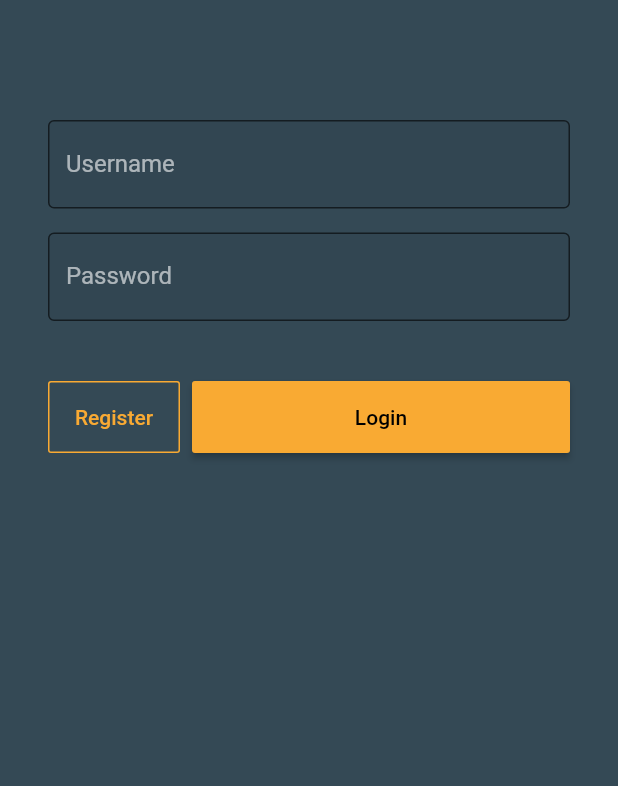
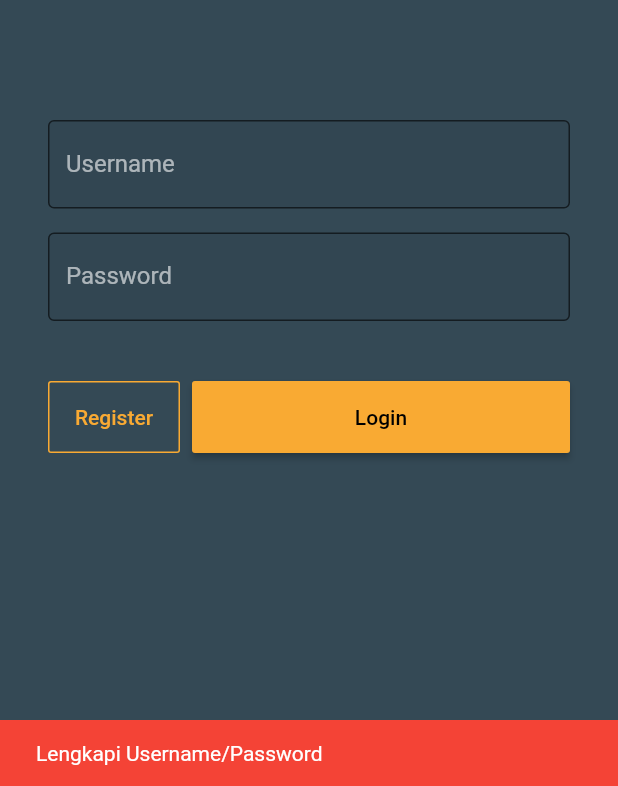
Before and after one commit to sampurnoaji/mobile-momobill, a Flutter app: the screen it shows after launch, after a tap on "Login", on a phone screen of 412 x 824 dp, the part 450-1236 px from its top. Run offline on Flutter 3.47's test engine with Material 2 defaults, Android fonts, the phone set to English and light mode, and no system bars; our stand-ins replace bloc, dartz, data_connection_checker, dio, equatable, flutter_bloc and 3 more; network calls fail.

```diff
--- /dev/null
+++ b/assets/login_response.json
@@ -0,0 +1,3 @@
+{
+  "token": "nfoein3489rh32tub493t"
+}
--- a/lib/features/login/login_injection.dart
+++ b/lib/features/login/login_injection.dart
@@ -13,6 +13,6 @@ class LoginInjection {
 
     // Data sources
     sl.registerLazySingleton<LoginRemoteDataSource>(
-        () => LoginRemoteDataSourceImpl(client: sl()));
+        () => LoginRemoteDataSourceImpl(helper: sl()));
   }
 }
--- a/lib/features/login/presentation/bloc/login_bloc.dart
+++ b/lib/features/login/presentation/bloc/login_bloc.dart
@@ -3,10 +3,7 @@ import 'dart:async';
 import 'package:bloc/bloc.dart';
 import 'package:equatable/equatable.dart';
 import 'package:flutter/material.dart';
-import 'package:formz/formz.dart';
 import 'package:momobill/core/error/failures.dart';
-import 'package:momobill/features/login/data/models/password.dart';
-import 'package:momobill/features/login/data/models/username.dart';
 import 'package:momobill/features/login/domain/usecases/login_usecase.dart';
 
 part 'login_event.dart';
@@ -15,63 +12,36 @@ part 'login_state.dart';
 class LoginBloc extends Bloc<LoginEvent, LoginState> {
   final LoginUseCase loginUseCase;
 
-  LoginBloc({@required LoginUseCase loginUseCase})
-      : assert(loginUseCase != null),
-        this.loginUseCase = loginUseCase,
-        super(const LoginState());
+  LoginBloc({this.loginUseCase}) : super(null);
 
   @override
   Stream<LoginState> mapEventToState(LoginEvent event) async* {
-    if (event is LoginUsernameChanged) {
-      yield _mapUsernameChangedToState(event, state);
-    } else if (event is LoginPasswordChanged) {
-      yield _mapPasswordChangedToState(event, state);
-    } else if (event is LoginSubmitted) {
-      yield* _mapLoginSubmittedToState(event, state);
+    if (event is LoginSubmitted) {
+      yield LoginLoading();
+      if (event.username == null ||
+          event.username.isEmpty ||
+          event.password == null ||
+          event.password.isEmpty) {
+        yield LoginFailure(message: 'Lengkapi Username/Password');
+      } else {
+        yield* _mapLoginSubmittedToState(event);
+      }
     }
-  }
-
-  LoginState _mapUsernameChangedToState(
-    LoginUsernameChanged event,
-    LoginState state,
-  ) {
-    final username = Username.dirty(event.username);
-    return state.copyWith(
-      username: username,
-      status: Formz.validate([state.password, username]),
-    );
-  }
-
-  LoginState _mapPasswordChangedToState(
-    LoginPasswordChanged event,
-    LoginState state,
-  ) {
-    final password = Password.dirty(event.password);
-    return state.copyWith(
-      password: password,
-      status: Formz.validate([password, state.username]),
-    );
   }
 
   Stream<LoginState> _mapLoginSubmittedToState(
     LoginSubmitted event,
-    LoginState state,
   ) async* {
-    if (state.status.isValidated) {
-      yield LoginLoading();
-      yield state.copyWith(status: FormzStatus.submissionInProgress);
       try {
-        final result = await loginUseCase(Params(
-            username: state.username.value, password: state.password.value));
+        final result = await loginUseCase(
+            Params(username: event.username, password: event.password));
         yield result.fold(
-            (l) => LoginFailure(message: _mapFailureToMessage(l)),
-            (r) => LoginSuccess());
-        yield state.copyWith(status: FormzStatus.submissionFailure);
-      } on Exception catch (_) {
-        yield LoginFailure(message: UNKNOWN_FAILURE_MESSAGE);
-        yield state.copyWith(status: FormzStatus.submissionFailure);
+          (l) => LoginFailure(message: _mapFailureToMessage(l)),
+          (r) => LoginSuccess(),
+        );
+      } on Exception catch (e) {
+        yield LoginFailure(message: e.toString());
       }
-    }
   }
 
   String _mapFailureToMessage(Failure failure) {
--- a/lib/features/login/presentation/bloc/login_event.dart
+++ b/lib/features/login/presentation/bloc/login_event.dart
@@ -26,5 +26,8 @@ class LoginPasswordChanged extends LoginEvent {
 }
 
 class LoginSubmitted extends LoginEvent {
-  const LoginSubmitted();
+  final String username;
+  final String password;
+
+  LoginSubmitted(this.username, this.password);
 }
--- a/lib/features/login/presentation/bloc/login_state.dart
+++ b/lib/features/login/presentation/bloc/login_state.dart
@@ -1,30 +1,8 @@
 part of 'login_bloc.dart';
 
-class LoginState extends Equatable {
-  const LoginState({
-    this.status = FormzStatus.pure,
-    this.username = const Username.pure(),
-    this.password = const Password.pure(),
-  });
-
-  final FormzStatus status;
-  final Username username;
-  final Password password;
-
-  LoginState copyWith({
-    FormzStatus status,
-    Username username,
-    Password password,
-  }) {
-    return LoginState(
-      status: status ?? this.status,
-      username: username ?? this.username,
-      password: password ?? this.password,
-    );
-  }
-
+abstract class LoginState extends Equatable {
   @override
-  List<Object> get props => [status, username, password];
+  List<Object> get props => [];
 }
 
 class LoginLoading extends LoginState {}
--- a/lib/features/login/presentation/pages/login_page.dart
+++ b/lib/features/login/presentation/pages/login_page.dart
@@ -22,21 +22,22 @@ class _LoginPageState extends State<LoginPage> {
 }
 
 class LoginForm extends StatelessWidget {
+  final _usernameInputFocusNode = FocusNode();
+  final _passwordInputFocusNode = FocusNode();
+  String _username;
+  String _password;
+
   @override
   Widget build(BuildContext context) {
     return BlocListener<LoginBloc, LoginState>(
         listener: (context, state) {
           if (state is LoginLoading) {
-            // showLoadingIndicator(context);
-            Navigator.pushReplacementNamed(context, ROUTE_HOME);
+            showLoadingIndicator(context);
           } else if (state is LoginFailure) {
             hideOpenDialog(context);
-            Scaffold.of(context)
-              ..hideCurrentSnackBar()
-              ..showSnackBar(
-                SnackBar(content: Text(state.message)),
-              );
+            errorSnackBar(context, state.message);
           } else if (state is LoginSuccess) {
+            hideOpenDialog(context);
             Navigator.pushReplacementNamed(context, ROUTE_HOME);
           }
         },
@@ -49,91 +50,52 @@ class LoginForm extends StatelessWidget {
                 mainAxisSize: MainAxisSize.max,
                 mainAxisAlignment: MainAxisAlignment.center,
                 children: [
-                  Icon(Icons.motorcycle_outlined, color: Colors.white, size: 50),
+                  Icon(Icons.motorcycle_outlined,
+                      color: Colors.white, size: 50),
                   Text(
                     'MoMoBill',
                     style: TextStyle(color: Colors.white, fontSize: 24),
                   ),
                   SizedBox(height: 80),
-                  _UsernameInput(),
-                  SizedBox(height: 16),
-                  _PasswordInput(),
-                  SizedBox(height: 40),
-                  _ButtonBar(),
-                ],
-              ),
-            ),
-          ),
-        ));
-  }
-}
-
-class _UsernameInput extends StatelessWidget {
-  final _usernameFocusNode = FocusNode();
-
-  @override
-  Widget build(BuildContext context) {
-    return BlocBuilder<LoginBloc, LoginState>(
-      builder: (context, state) {
-        return TextFormField(
-          onChanged: (username) => BlocProvider.of<LoginBloc>(context)
-              .add(LoginUsernameChanged(username)),
+                  // _UsernameInput(),
+                  TextFormField(
+                    onChanged: (username) => _username = username,
                     style: TextStyle(color: Colors.white),
                     decoration: InputDecoration(
                         filled: true,
                         border: OutlineInputBorder(),
                         focusedBorder: OutlineInputBorder(
-                  borderSide: BorderSide(width: 2, color: Colors.white)),
+                            borderSide:
+                                BorderSide(width: 2, color: Colors.white)),
                         labelText: 'Username',
-              labelStyle: TextStyle(color: Colors.white60),
-              errorText: state.username.invalid ? 'invalid username' : null),
-          focusNode: _usernameFocusNode,
-        );
-      },
-    );
-  }
-}
-
-class _PasswordInput extends StatelessWidget {
-  final _passwordFocusNode = FocusNode();
-  final _unfocusedColor = Colors.grey[600];
-  @override
-  Widget build(BuildContext context) {
-    return BlocBuilder<LoginBloc, LoginState>(
-      builder: (context, state) {
-        return TextFormField(
-          onChanged: (password) => BlocProvider.of<LoginBloc>(context)
-              .add(LoginPasswordChanged(password)),
+                        labelStyle: TextStyle(color: Colors.white60)),
+                    focusNode: _usernameInputFocusNode,
+                  ),
+                  SizedBox(height: 16),
+                  TextFormField(
+                    onChanged: (password) => _password = password,
                     style: TextStyle(color: Colors.white),
                     decoration: InputDecoration(
                         filled: true,
                         border: OutlineInputBorder(),
                         focusedBorder: OutlineInputBorder(
-                  borderSide: BorderSide(width: 2, color: Colors.white)),
+                            borderSide:
+                                BorderSide(width: 2, color: Colors.white)),
                         labelText: 'Password',
-              labelStyle: TextStyle(color: Colors.white60),
-              errorText: state.username.invalid ? 'invalid password' : null),
-          focusNode: _passwordFocusNode,
+                        labelStyle: TextStyle(color: Colors.white60)),
+                    focusNode: _passwordInputFocusNode,
                     obscureText: true,
-        );
-      },
-    );
-  }
-}
-
-class _ButtonBar extends StatelessWidget {
-  @override
-  Widget build(BuildContext context) {
-    return BlocBuilder<LoginBloc, LoginState>(
-      builder: (context, state) {
-        return Row(
+                  ),
+                  SizedBox(height: 40),
+                  Row(
                     children: [
                       OutlineButton(
                         padding: EdgeInsets.all(16),
-              borderSide:
-                  BorderSide(width: 1, color: Theme.of(context).accentColor),
+                        borderSide: BorderSide(
+                            width: 1, color: Theme.of(context).accentColor),
                         child: Text('Register',
-                  style: TextStyle(color: Theme.of(context).accentColor)),
+                            style: TextStyle(
+                                color: Theme.of(context).accentColor)),
                         onPressed: () {
                           Navigator.pushNamed(context, ROUTE_TRIVIA);
                         },
@@ -147,13 +109,16 @@ class _ButtonBar extends StatelessWidget {
                           textTheme: ButtonTextTheme.primary,
                           onPressed: () {
                             BlocProvider.of<LoginBloc>(context)
-                      .add(const LoginSubmitted());
+                                .add(LoginSubmitted(_username, _password));
                           },
                         ),
                       ),
                     ],
-        );
-      },
-    );
+                  )
+                ],
+              ),
+            ),
+          ),
+        ));
   }
 }
--- a/lib/injection_container.dart
+++ b/lib/injection_container.dart
@@ -1,6 +1,7 @@
 import 'package:data_connection_checker/data_connection_checker.dart';
 import 'package:get_it/get_it.dart';
 import 'package:http/http.dart';
+import 'package:momobill/core/network/api/api_base_helper.dart';
 import 'package:momobill/core/network/dio.dart';
 import 'package:momobill/core/network/network_info.dart';
 import 'package:momobill/core/presentation/util/input_converter.dart';
@@ -23,6 +24,7 @@ Future<void> init() async {
   sl.registerLazySingleton(() => Client());
   sl.registerLazySingleton(() => DataConnectionChecker());
   sl.registerLazySingleton(() => getDio());
+  sl.registerLazySingleton(() => ApiBaseHelper());
 
   // Features
   AuthenticationInjection.setupServiceLocator(sl);
--- a/pubspec.yaml
+++ b/pubspec.yaml
@@ -62,7 +62,8 @@ flutter:
   # included with your application, so that you can use the icons in
   # the material Icons class.
   uses-material-design: true
-
+  assets:
+    - login_response.json
   # To add assets to your application, add an assets section, like this:
   # assets:
   #   - images/a_dot_burr.jpeg
```
Also changed, not shown: assets/vehicle_types.json (added, +17 -0 lines), lib/core/network/api/api_base_helper.dart (+21 -10 lines), lib/features/login/data/datasources/login_remote_data_source.dart (+6 -26 lines). Lines whose indentation alone changed are shown as unchanged.
